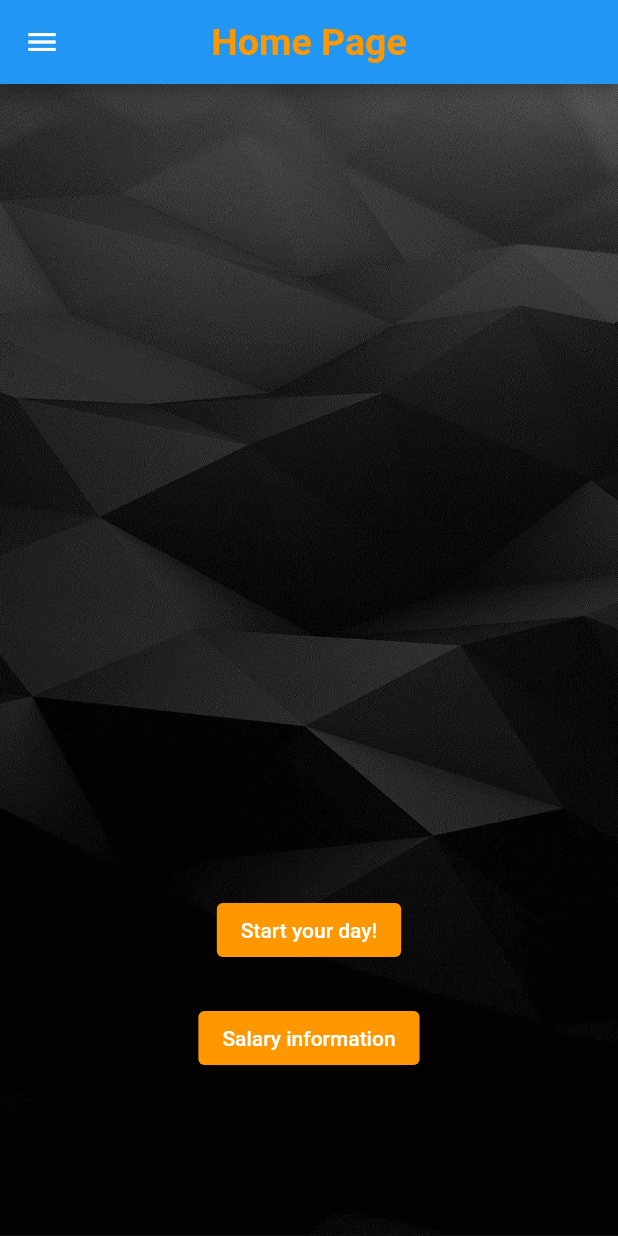
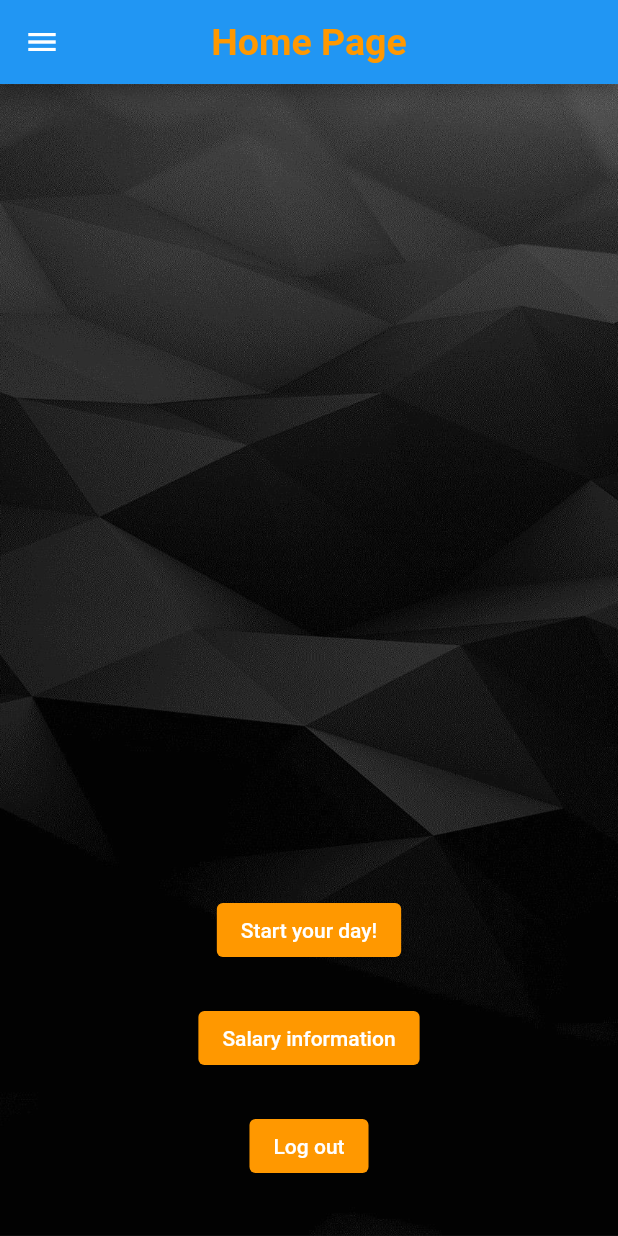
Before and after one commit to TVT21SPOMobiiliProjekti/MobiiliProjekti, a Flutter app: the HomePage screen opened by its route, on a phone screen of 412 x 824 dp. Run offline on Flutter 3.47's test engine with Material 2 defaults, Android fonts, the phone set to English and light mode, and no system bars.

Commit message:
Log out button added.

```diff
--- a/lib/pages/homepage.dart
+++ b/lib/pages/homepage.dart
@@ -36,27 +36,32 @@ class HomePage extends StatelessWidget {
             ListTile(
                 leading: const Icon(Icons.calendar_month_rounded),
                 title: const Text('Calendar'),
-                onTap: () => null//Navigator.pushNamed(context, route.calendarPage),
+                onTap: () =>
+                    null //Navigator.pushNamed(context, route.calendarPage),
                 ),
             ListTile(
                 leading: const Icon(Icons.message_rounded),
                 title: const Text('Messages'),
-                onTap: () => null//Navigator.pushNamed(context, route.messagePage),
+                onTap: () =>
+                    null //Navigator.pushNamed(context, route.messagePage),
                 ),
             ListTile(
                 leading: const Icon(Icons.payment_rounded),
                 title: const Text('Salary information'),
-                onTap: () => null//Navigator.pushNamed(context, route.financePage),
+                onTap: () =>
+                    null //Navigator.pushNamed(context, route.financePage),
                 ),
             ListTile(
                 leading: const Icon(Icons.person_rounded),
                 title: const Text('Profile'),
-                onTap: () => null//Navigator.pushNamed(context, route.profilePage),
+                onTap: () =>
+                    null //Navigator.pushNamed(context, route.profilePage),
                 ),
             ListTile(
                 leading: const Icon(Icons.settings_rounded),
                 title: const Text('Settings'),
-                onTap: () => null//Navigator.pushNamed(context, route.settingsPage),
+                onTap: () =>
+                    null //Navigator.pushNamed(context, route.settingsPage),
                 ),
           ],
         ),
@@ -64,8 +69,8 @@ class HomePage extends StatelessWidget {
       body: Stack(
         children: <Widget>[
           Container(
-            width: MediaQuery.of(context).size.width,
-            height: MediaQuery.of(context).size.height,
+            // width: MediaQuery.of(context).size.width,
+            // height: MediaQuery.of(context).size.height,
             decoration: const BoxDecoration(
               image: DecorationImage(
                 image: AssetImage('assets/homepage_background.jpg'),
@@ -75,11 +80,13 @@ class HomePage extends StatelessWidget {
           ),
           Align(
             alignment: const Alignment(0, 0.5),
-            child:ElevatedButton(
+            child: ElevatedButton(
               style: ButtonStyle(
-                backgroundColor: MaterialStateProperty.all<Color>(Colors.orange),
+                backgroundColor:
+                    MaterialStateProperty.all<Color>(Colors.orange),
               ),
-              onPressed: () => null, //Navigator.pushNamed(context, route.calendarPage),
+              onPressed: () =>
+                  null, //Navigator.pushNamed(context, route.calendarPage),
               child: const Text('Start your day!'),
             ),
           ),
@@ -87,10 +94,24 @@ class HomePage extends StatelessWidget {
             alignment: const Alignment(0, 0.7),
             child: ElevatedButton(
               style: ButtonStyle(
-                  backgroundColor: MaterialStateProperty.all<Color>(Colors.orange),
+                backgroundColor:
+                    MaterialStateProperty.all<Color>(Colors.orange),
               ),
-              onPressed: () => null, //Navigator.pushNamed(context, route.financePage),
+              onPressed: () =>
+                  null, //Navigator.pushNamed(context, route.financePage),
               child: const Text('Salary information'),
+            ),
+          ),
+          Align(
+            alignment: const Alignment(0, 0.9),
+            child: ElevatedButton(
+              style: ButtonStyle(
+                backgroundColor:
+                    MaterialStateProperty.all<Color>(Colors.orange),
+              ),
+              onPressed: () =>
+                   Navigator.pushNamed(context, route.loginPage),
+              child: const Text('Log out'),
             ),
           ),
         ],
```
Lines whose indentation alone changed are shown as unchanged.
